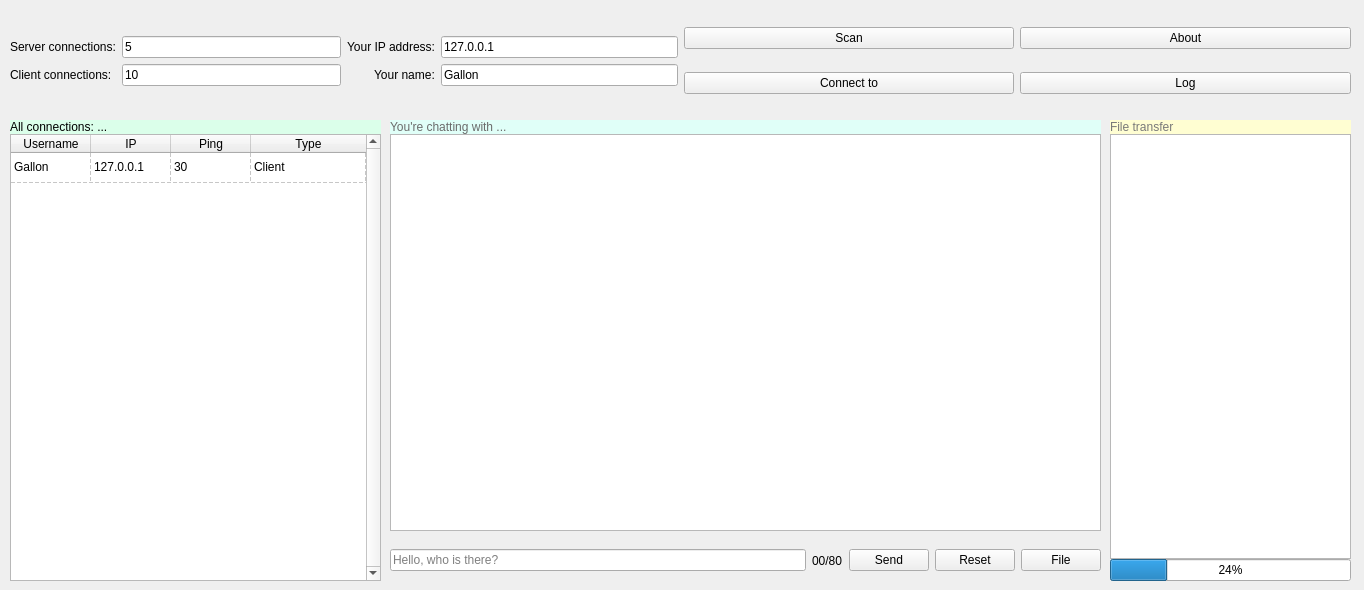
The window that mainwindow.ui (Gallonchoi/Telegram) describes before a commit, drawn with Qt 5.
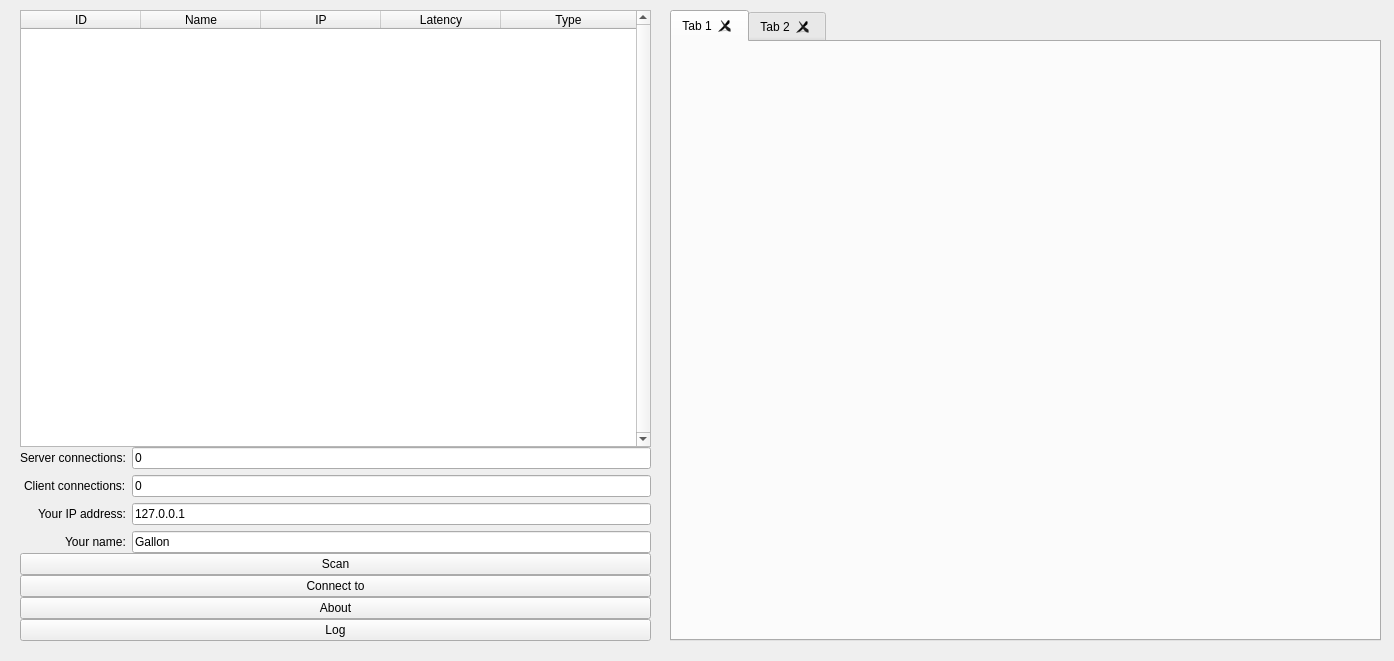
The same window after the commit.

Diff of the .ui file:
```diff
--- a/mainwindow.ui
+++ b/mainwindow.ui
@@ -6,8 +6,8 @@
    <rect>
     <x>0</x>
     <y>0</y>
-    <width>1364</width>
-    <height>590</height>
+    <width>1394</width>
+    <height>661</height>
    </rect>
   </property>
   <property name="sizePolicy">
@@ -23,124 +23,19 @@
    <bool>true</bool>
   </property>
   <widget class="QWidget" name="centerWidget">
-   <widget class="QWidget" name="verticalLayoutWidget_2">
-    <property name="geometry">
-     <rect>
-      <x>390</x>
-      <y>120</y>
-      <width>711</width>
-      <height>411</height>
-     </rect>
-    </property>
-    <layout class="QVBoxLayout" name="inboxLayout">
-     <property name="spacing">
-      <number>0</number>
-     </property>
-     <property name="sizeConstraint">
-      <enum>QLayout::SetDefaultConstraint</enum>
-     </property>
-     <item>
-      <widget class="QLabel" name="inboxHeaderLabel">
-       <property name="styleSheet">
-        <string notr="true">background-color: rgb(224, 255, 248);
-font: 16pt &quot;Times New Roman&quot;;
-color: rgb(107, 107, 107);</string>
-       </property>
-       <property name="text">
-        <string>You're chatting with ...</string>
-       </property>
-      </widget>
-     </item>
-     <item>
-      <widget class="QTextBrowser" name="inboxBrowser">
-       <property name="html">
-        <string>&lt;!DOCTYPE HTML PUBLIC &quot;-//W3C//DTD HTML 4.0//EN&quot; &quot;http://www.w3.org/TR/REC-html40/strict.dtd&quot;&gt;
-&lt;html&gt;&lt;head&gt;&lt;meta name=&quot;qrichtext&quot; content=&quot;1&quot; /&gt;&lt;style type=&quot;text/css&quot;&gt;
-p, li { white-space: pre-wrap; }
-&lt;/style&gt;&lt;/head&gt;&lt;body style=&quot; font-family:'Noto Sans'; font-size:10pt; font-weight:400; font-style:normal;&quot;&gt;
-&lt;p style=&quot;-qt-paragraph-type:empty; margin-top:0px; margin-bottom:0px; margin-left:0px; margin-right:0px; -qt-block-indent:0; text-indent:0px;&quot;&gt;&lt;br /&gt;&lt;/p&gt;&lt;/body&gt;&lt;/html&gt;</string>
-       </property>
-      </widget>
-     </item>
-    </layout>
-   </widget>
-   <widget class="QWidget" name="horizontalLayoutWidget">
-    <property name="geometry">
-     <rect>
-      <x>390</x>
-      <y>540</y>
-      <width>711</width>
-      <height>41</height>
-     </rect>
-    </property>
-    <layout class="QHBoxLayout" name="senderLayout">
-     <item>
-      <widget class="QLineEdit" name="messageEdit">
-       <property name="text">
-        <string/>
-       </property>
-       <property name="maxLength">
-        <number>60</number>
-       </property>
-       <property name="placeholderText">
-        <string>Hello, who is there?</string>
-       </property>
-      </widget>
-     </item>
-     <item>
-      <widget class="QLabel" name="messageLengthLabel">
-       <property name="text">
-        <string>00/80</string>
-       </property>
-      </widget>
-     </item>
-     <item>
-      <widget class="QPushButton" name="sendButton">
-       <property name="text">
-        <string>Send</string>
-       </property>
-      </widget>
-     </item>
-     <item>
-      <widget class="QPushButton" name="resetButton">
-       <property name="text">
-        <string>Reset</string>
-       </property>
-      </widget>
-     </item>
-     <item>
-      <widget class="QPushButton" name="fileButton">
-       <property name="text">
-        <string>File</string>
-       </property>
-      </widget>
-     </item>
-    </layout>
-   </widget>
    <widget class="QWidget" name="verticalLayoutWidget">
     <property name="geometry">
      <rect>
-      <x>10</x>
-      <y>120</y>
-      <width>371</width>
-      <height>461</height>
+      <x>20</x>
+      <y>10</y>
+      <width>631</width>
+      <height>631</height>
      </rect>
     </property>
     <layout class="QVBoxLayout" name="connectionLayout">
      <property name="spacing">
       <number>0</number>
      </property>
-     <item>
-      <widget class="QLabel" name="connHeaderLabel">
-       <property name="styleSheet">
-        <string notr="true">background-color: rgb(219, 255, 234);
-font: italic 16pt &quot;Times New Roman&quot;;</string>
-       </property>
-       <property name="text">
-        <string>All connections: ...</string>
-       </property>
-      </widget>
-     </item>
      <item>
       <widget class="QTableWidget" name="connTable">
        <property name="focusPolicy">
@@ -183,7 +78,7 @@
         <enum>Qt::DashLine</enum>
        </property>
        <property name="rowCount">
-        <number>1</number>
+        <number>0</number>
        </property>
        <attribute name="horizontalHeaderVisible">
         <bool>true</bool>
@@ -192,7 +87,7 @@
         <bool>true</bool>
        </attribute>
        <attribute name="horizontalHeaderDefaultSectionSize">
-        <number>80</number>
+        <number>120</number>
        </attribute>
        <attribute name="horizontalHeaderHighlightSections">
         <bool>false</bool>
@@ -209,14 +104,14 @@
        <attribute name="verticalHeaderHighlightSections">
         <bool>false</bool>
        </attribute>
-       <row>
+       <column>
         <property name="text">
-         <string>Gallon</string>
+         <string>ID</string>
         </property>
-       </row>
+       </column>
        <column>
         <property name="text">
-         <string>Username</string>
+         <string>Name</string>
         </property>
        </column>
        <column>
@@ -226,7 +121,7 @@
        </column>
        <column>
         <property name="text">
-         <string>Ping</string>
+         <string>Latency</string>
         </property>
        </column>
        <column>
@@ -234,84 +129,10 @@
          <string>Type</string>
         </property>
        </column>
-       <item row="0" column="0">
-        <property name="text">
-         <string>Gallon</string>
-        </property>
-       </item>
-       <item row="0" column="1">
-        <property name="text">
-         <string>127.0.0.1</string>
-        </property>
-       </item>
-       <item row="0" column="2">
-        <property name="text">
-         <string>30</string>
-        </property>
-       </item>
-       <item row="0" column="3">
-        <property name="text">
-         <string>Client</string>
-        </property>
-       </item>
       </widget>
      </item>
-    </layout>
-   </widget>
-   <widget class="QWidget" name="horizontalLayoutWidget_2">
-    <property name="geometry">
-     <rect>
-      <x>10</x>
-      <y>10</y>
-      <width>1341</width>
-      <height>101</height>
-     </rect>
-    </property>
-    <layout class="QHBoxLayout" name="headerLayout" stretch="1,1,1,1">
-     <property name="spacing">
-      <number>6</number>
-     </property>
      <item>
-      <layout class="QFormLayout" name="statusLayout">
-       <property name="formAlignment">
-        <set>Qt::AlignCenter</set>
-       </property>
-       <item row="0" column="0">
-        <widget class="QLabel" name="serverConnLabel">
-         <property name="text">
-          <string>Server connections:</string>
-         </property>
-        </widget>
-       </item>
-       <item row="0" column="1">
-        <widget class="QLineEdit" name="serverConnEdit">
-         <property name="text">
-          <string>5</string>
-         </property>
-         <property name="readOnly">
-          <bool>true</bool>
-         </property>
-        </widget>
-       </item>
-       <item row="1" column="0">
-        <widget class="QLabel" name="clientConnLabel">
-         <property name="text">
-          <string>Client connections:</string>
-         </property>
-        </widget>
-       </item>
-       <item row="1" column="1">
-        <widget class="QLineEdit" name="clientConnEdit">
-         <property name="text">
-          <string>10</string>
-         </property>
-         <property name="readOnly">
-          <bool>true</bool>
-         </property>
-        </widget>
-       </item>
-      </layout>
-     </item>
+      <layout class="QVBoxLayout" name="aboutAndLogLayout">
      <item>
       <layout class="QFormLayout" name="infoLayout">
        <property name="rowWrapPolicy">
@@ -329,7 +150,7 @@
        <property name="verticalSpacing">
         <number>6</number>
        </property>
-       <item row="0" column="1">
+         <item row="2" column="1">
         <widget class="QLineEdit" name="ipAddressEdit">
          <property name="enabled">
           <bool>true</bool>
@@ -342,14 +163,14 @@
          </property>
         </widget>
        </item>
-       <item row="1" column="0">
+         <item row="3" column="0">
         <widget class="QLabel" name="nameLabel">
          <property name="text">
           <string>Your name:</string>
          </property>
         </widget>
        </item>
-       <item row="1" column="1">
+         <item row="3" column="1">
         <widget class="QLineEdit" name="nameEdit">
          <property name="text">
           <string>Gallon</string>
@@ -359,17 +180,49 @@
          </property>
         </widget>
        </item>
-       <item row="0" column="0">
+         <item row="2" column="0">
         <widget class="QLabel" name="ipAddressLabel">
          <property name="text">
           <string>Your IP address:</string>
          </property>
         </widget>
        </item>
-      </layout>
-     </item>
-     <item>
-      <layout class="QVBoxLayout" name="connectLayout">
+         <item row="0" column="0">
+          <widget class="QLabel" name="serverConnLabel">
+           <property name="text">
+            <string>Server connections:</string>
+           </property>
+          </widget>
+         </item>
+         <item row="0" column="1">
+          <widget class="QLineEdit" name="serverConnEdit">
+           <property name="text">
+            <string>0</string>
+           </property>
+           <property name="readOnly">
+            <bool>true</bool>
+           </property>
+          </widget>
+         </item>
+         <item row="1" column="0">
+          <widget class="QLabel" name="clientConnLabel">
+           <property name="text">
+            <string>Client connections:</string>
+           </property>
+          </widget>
+         </item>
+         <item row="1" column="1">
+          <widget class="QLineEdit" name="clientConnEdit">
+           <property name="text">
+            <string>0</string>
+           </property>
+           <property name="readOnly">
+            <bool>true</bool>
+           </property>
+          </widget>
+         </item>
+        </layout>
+       </item>
        <item>
         <widget class="QPushButton" name="scanButton">
          <property name="text">
@@ -384,10 +237,6 @@
          </property>
         </widget>
        </item>
-      </layout>
-     </item>
-     <item>
-      <layout class="QVBoxLayout" name="aboutAndLogLayout">
        <item>
         <widget class="QPushButton" name="aboutButton">
          <property name="text">
@@ -406,46 +255,32 @@
      </item>
     </layout>
    </widget>
-   <widget class="QWidget" name="verticalLayoutWidget_3">
+   <widget class="QTabWidget" name="inboxTab">
     <property name="geometry">
      <rect>
-      <x>1110</x>
-      <y>120</y>
-      <width>241</width>
-      <height>461</height>
+      <x>670</x>
+      <y>10</y>
+      <width>711</width>
+      <height>631</height>
      </rect>
     </property>
-    <layout class="QVBoxLayout" name="fileTransferLayout">
-     <property name="spacing">
+    <property name="currentIndex">
       <number>0</number>
      </property>
-     <item>
-      <widget class="QLabel" name="fileTransferHeaderLabel">
-       <property name="styleSheet">
-        <string notr="true">background-color: rgb(255, 254, 210);
-color: rgb(121, 121, 121);
-font: italic 16pt &quot;Times New Roman&quot;;</string>
-       </property>
-       <property name="text">
-        <string>File transfer</string>
-       </property>
-      </widget>
-     </item>
-     <item>
-      <widget class="QListWidget" name="fileTransferList">
-       <property name="toolTip">
-        <string>&lt;html&gt;&lt;head/&gt;&lt;body&gt;&lt;p&gt;&lt;br/&gt;&lt;/p&gt;&lt;/body&gt;&lt;/html&gt;</string>
-       </property>
-      </widget>
-     </item>
-     <item>
-      <widget class="QProgressBar" name="FileTransferProgress">
-       <property name="value">
-        <number>24</number>
-       </property>
-      </widget>
-     </item>
-    </layout>
+    <property name="tabsClosable">
+     <bool>true</bool>
+    </property>
+    <widget class="QWidget" name="tab">
+     <attribute name="title">
+      <string>Tab 1</string>
+     </attribute>
+     <zorder>inboxScrollArea</zorder>
+    </widget>
+    <widget class="QWidget" name="tab_2">
+     <attribute name="title">
+      <string>Tab 2</string>
+     </attribute>
+    </widget>
    </widget>
   </widget>
  </widget>
```
Lines whose indentation alone changed are shown as unchanged.
